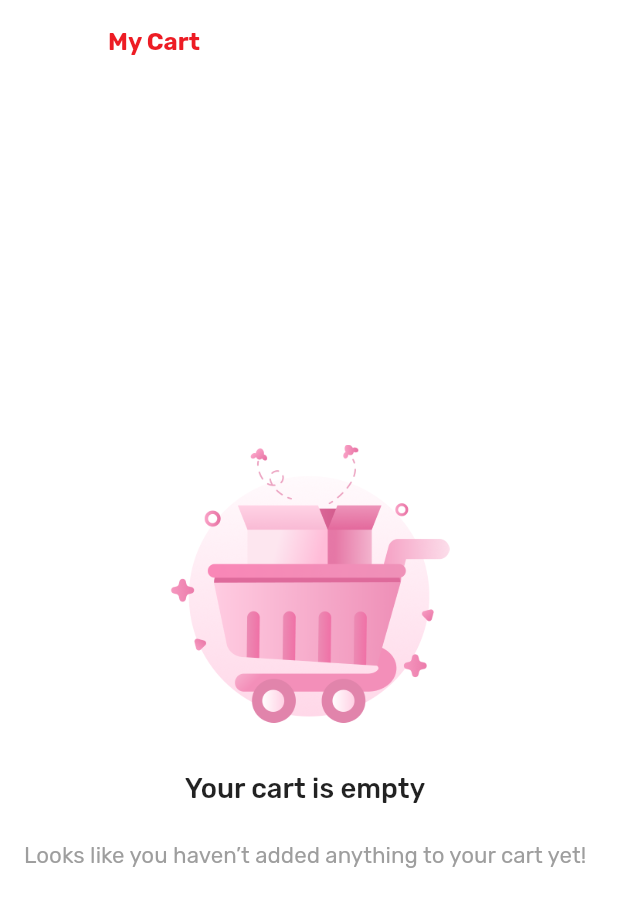
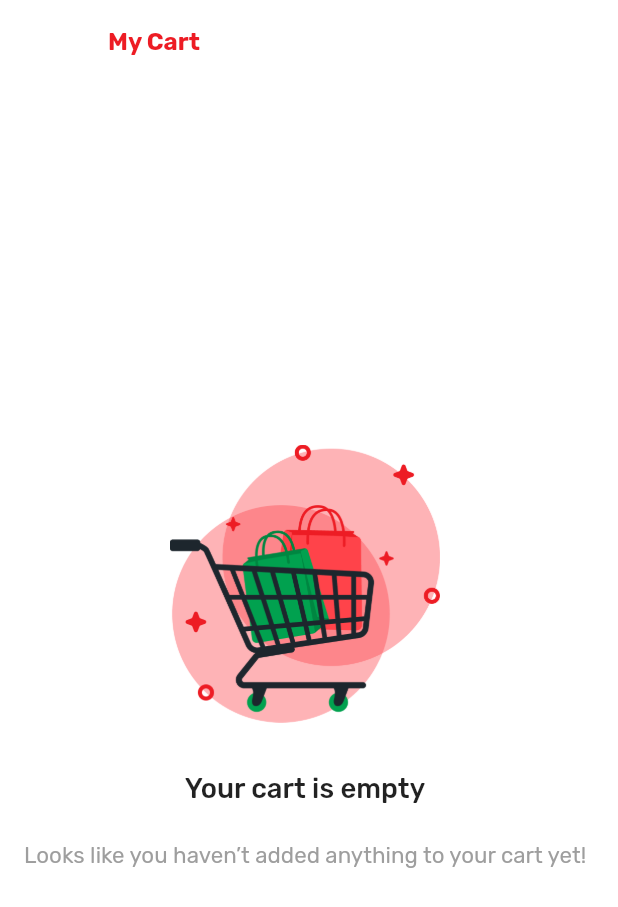
Before and after one commit to UmeshBrainbinary/aryan_resturent_customer, a Flutter app: the CartView screen opened by its route, on a phone screen of 412 x 824 dp. Shown: the top 907 px of the screen. Run offline on Flutter 3.47's test engine with Material 3 defaults, Android fonts, the light colour scheme and no system bars; our stand-ins replace cached_network_image, dropdown_button2, easy_stepper, expandable, firebase_core, firebase_messaging and 18 more; missing offline and left inert: flutter_inappwebview, map_launcher; accounts and stored records are empty; network calls fail; project files that could hold a hidden picture were left out.

Commit message:
ui update

```diff
--- a/lib/util/constant.dart
+++ b/lib/util/constant.dart
@@ -133,8 +133,8 @@ class Images {
   static String get iconTimeline => 'assets/icons/timeline.svg';
   static String get iconTrash => 'assets/icons/trash.svg';
   static String get iconEditProfile => 'assets/icons/edit_profile.svg';
-  static String get emptyCart => 'assets/images/empty_cart.png';
-  static String get lostConnection => 'assets/images/lost_connection.png';
+  static String get emptyCart => 'assets/images/carts.png';
+  static String get lostConnection => 'assets/images/lost_connection.png';//lost connection
   static String get searchNotFound => 'assets/images/noitems.svg';
   static String get marker => 'assets/images/marker_user.png';
   static String get markerBranch => 'assets/images/marker_branch.png';
```
Also changed, not shown: assets/images/carts.png (added), assets/images/empty_cart.png (deleted), 22 other files.
